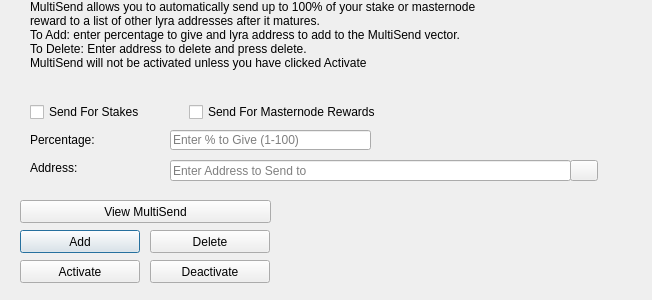
Old version of the form src/qt/forms/multisenddialog.ui in the repository scryptachain/scrypta.
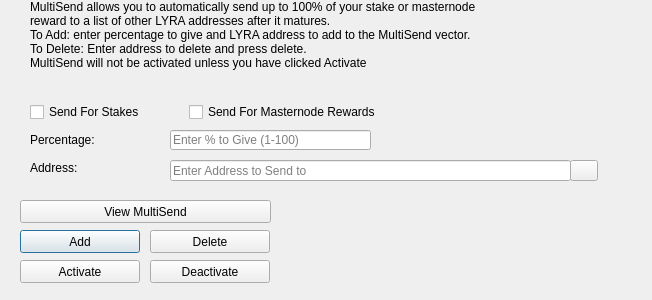
New version of the form. Icons and pictures are not drawn.

Patch:
```diff
--- a/src/qt/forms/multisenddialog.ui
+++ b/src/qt/forms/multisenddialog.ui
@@ -61,8 +61,8 @@
     <number>1</number>
    </property>
    <property name="text">
-    <string>MultiSend allows you to automatically send up to 100% of your stake or masternode reward to a list of other lyra addresses after it matures.
-To Add: enter percentage to give and lyra address to add to the MultiSend vector.
+    <string>MultiSend allows you to automatically send up to 100% of your stake or masternode reward to a list of other LYRA addresses after it matures.
+To Add: enter percentage to give and LYRA address to add to the MultiSend vector.
 To Delete: Enter address to delete and press delete.
 MultiSend will not be activated unless you have clicked Activate</string>
    </property>
```
